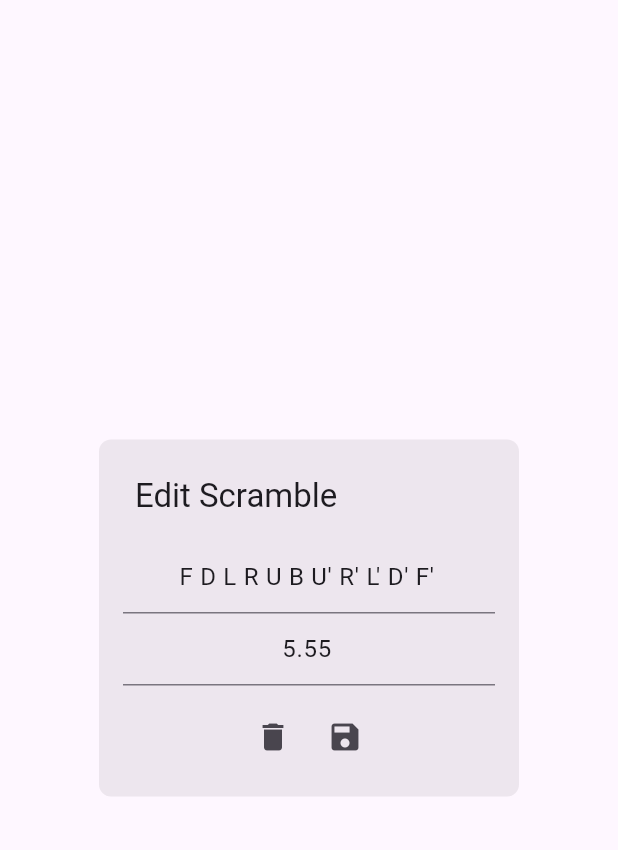
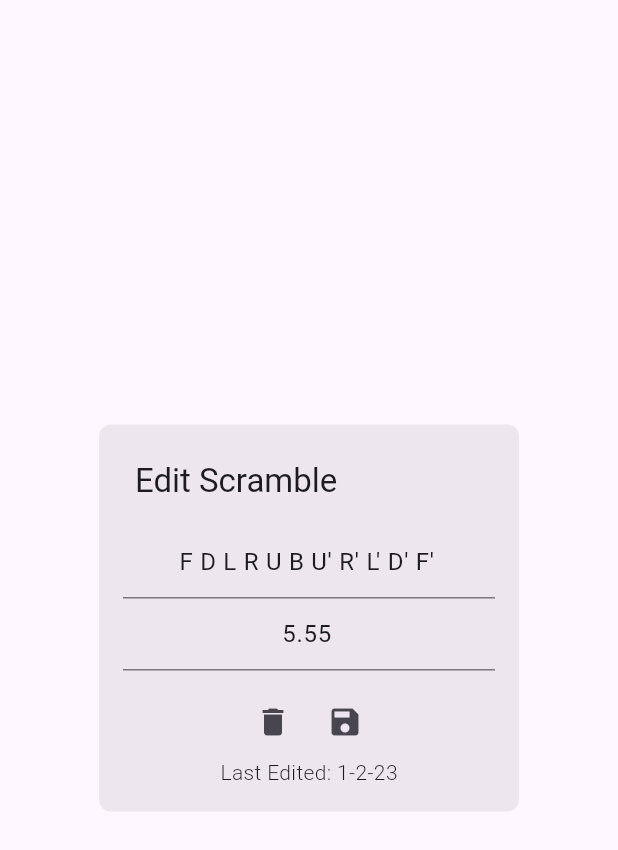
Before and after one commit to VigneshSK17/cubimer, a Flutter app: the EditDialog widget shown alone on an empty page, opened directly, on a phone screen of 412 x 824 dp. Shown: the top 850 px of the screen. Run offline on Flutter 3.47's test engine with Material 2 defaults, Android fonts, the phone set to English and light mode, and no system bars.

```diff
--- /dev/null
+++ b/lib/data/scramble.dart
@@ -0,0 +1,14 @@
+class Scramble {
+  int id;
+  double time;
+  String scramble;
+  DateTime createdAt = DateTime.now();
+  DateTime updatedAt = DateTime.now();
+
+  Scramble(this.id, this.time, this.scramble);
+
+  String createdAtStr() {
+    var t = createdAt.toLocal();
+    return "${t.month}-${t.day}-${t.year} ${t.hour}:${t.minute}:${t.second}";
+  }
+}
--- a/lib/widgets/edit_dialog.dart
+++ b/lib/widgets/edit_dialog.dart
@@ -46,7 +46,12 @@ class _EditDialogState extends State<EditDialog> {
                 Navigator.of(context).pop();
               },
             )
-          ])
+          ]),
+          Center(
+              child: Text(
+            "Last Edited: 1-2-23",
+            style: TextStyle(fontWeight: FontWeight.w300),
+          ))
         ]);
   }
 }
```
